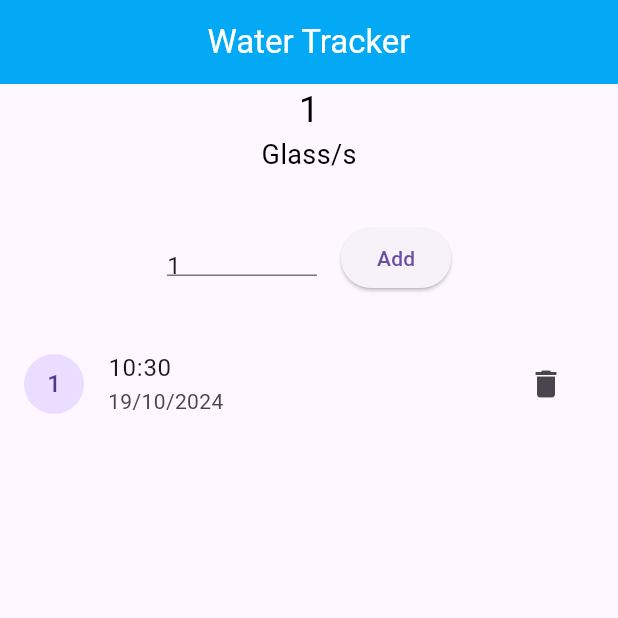
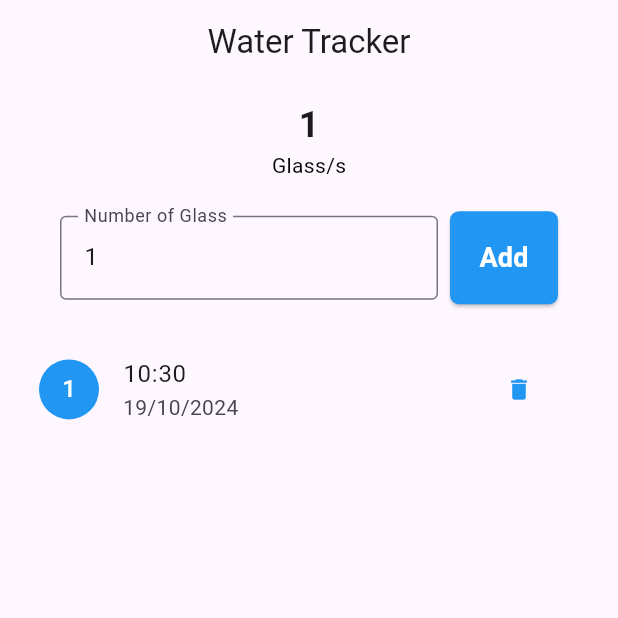
Before and after one commit to MehedisGits/FlutterDevJourneyWithOstad, a Flutter app: the screen it shows after launch, after a tap on "Add", on a phone screen of 412 x 824 dp, the top half of it. Run offline on Flutter 3.47's test engine with Material 3 defaults, Android fonts, the phone set to English and light mode, and no system bars.

Commit message:
Basic Water Tracker App

```diff
--- a/lib/app.dart
+++ b/lib/app.dart
@@ -6,7 +6,8 @@ class WaterTrackerApp extends StatelessWidget {
 
   @override
   Widget build(BuildContext context) {
-    return MaterialApp(
+    return const MaterialApp(
+      debugShowCheckedModeBanner: false,
       home: HomeScreen(),
     );
   }
--- a/lib/homeScreen.dart
+++ b/lib/homeScreen.dart
@@ -8,141 +8,160 @@ class HomeScreen extends StatefulWidget {
 }
 
 class _HomeScreenState extends State<HomeScreen> {
-  final TextEditingController _glassNoTEController =
+  final TextEditingController _glassNoTextEditingController =
       TextEditingController(text: '1');
+
   List<WaterTrack> waterTrackList = [];
 
   @override
   Widget build(BuildContext context) {
     return Scaffold(
       appBar: AppBar(
-        backgroundColor: Colors.lightBlue,
-        title: Text(
-          'Water Tracker',
-          style: TextStyle(color: Colors.white),
-        ),
+        title: const Text('Water Tracker'),
         centerTitle: true,
       ),
-      body: Center(
+      body: Padding(
+        padding: const EdgeInsets.all(10.0),
+        child: Center(
           child: Column(
-          crossAxisAlignment: CrossAxisAlignment.center,
             children: [
-            _buildWaterTrackCounter(),
-            Expanded(child: _buildWaterTrackListView())
+              _buildTopWidgets(),
+              const SizedBox(height: 10),
+              _buildWaterTrackList()
             ],
+          ),
         ),
       ),
     );
   }
 
-  ListView _buildWaterTrackListView() {
-    return ListView.separated(
+  Expanded _buildWaterTrackList() {
+    return Expanded(
+        flex: 80,
+        child: ListView.separated(
           itemCount: waterTrackList.length,
           itemBuilder: (context, index) {
-        WaterTrack waterTrack = waterTrackList[index];
+            final WaterTrack waterTrack = waterTrackList[index];
             return ListTile(
-          title:
-              Text('${waterTrack.dateTime.hour}:${waterTrack.dateTime.minute}'),
+              title: Text(
+                  '${waterTrack.dateTime.hour}:${waterTrack.dateTime.minute}'),
               subtitle: Text(
                   '${waterTrack.dateTime.day}/${waterTrack.dateTime.month}/${waterTrack.dateTime.year}'),
-          // Or remove this line if no date
               leading: CircleAvatar(
-            child: Text('${waterTrack.numOfGlass}'),
+                backgroundColor: Colors.blue,
+                child: Text('${waterTrack.noOfGlass}', style: const TextStyle(color: Colors.white),),
               ),
-          trailing: IconButton(
-              onPressed: () => _onTapDeleteBtn(index),
-              icon: Icon(Icons.delete)),
+              trailing: TextButton(
+                  onPressed: () {
+                    _onTapDeleteButton(index);
+                  },
+                  child: const Icon(Icons.delete, color: Colors.blue,)),
             );
           },
-      separatorBuilder: (context, index) {
-        return Divider();
-      },
-    );
+          separatorBuilder: (BuildContext context, int index) =>
+              const Divider(),
+        ));
   }
 
-  Widget _buildWaterTrackCounter() {
-    return Column(
+  Expanded _buildTopWidgets() {
+    return Expanded(
+      flex: 20,
+      child: Column(
+        mainAxisAlignment: MainAxisAlignment.center,
         children: [
           Text(
             getTotalGlassCount().toString(),
-          style: const TextStyle(fontSize: 24, color: Colors.black),
+            style: const TextStyle(fontSize: 24, fontWeight: FontWeight.bold),
           ),
           const Text(
-          'Glass/s',
-          style: TextStyle(fontSize: 18, color: Colors.black),
+            "Glass/s",
+            style: TextStyle(color: Colors.black),
           ),
           const SizedBox(
-          height: 16,
+            height: 10,
           ),
-        SizedBox(
-          height: 16,
-        ),
-        Row(
+          Expanded(
+            child: Padding(
+              padding: const EdgeInsets.symmetric(horizontal: 30),
+              child: Row(
                 mainAxisAlignment: MainAxisAlignment.center,
                 children: [
-            SizedBox(
-              height: 24,
-              width: 100,
-              child: TextField(
-                controller: _glassNoTEController,
+                  Expanded(
+                    flex: 70,
+                    child: TextFormField(
+                      controller: _glassNoTextEditingController,
+                      decoration: const InputDecoration(
+                          border: OutlineInputBorder(),
+                          label: Text('Number of Glass')),
                       keyboardType: TextInputType.number,
                     ),
                   ),
-            SizedBox(
-              width: 16,
+                  const SizedBox(
+                    width: 8,
                   ),
-            ElevatedButton(
-                onPressed: () {
-                  _addNewWaterTrack();
-                },
-                child: Text('Add')),
+                  Expanded(
+                    flex: 20,
+                    child: ElevatedButton(
+                      onPressed: _onTapAddNewWaterTrack,
+                      style: customButtonStyle(),
+                      child: const Text(
+                        'Add',
+                        style: TextStyle(
+                          color: Colors.white,
+                          fontSize: 18,
+                          fontWeight: FontWeight.bold,
+                        ),
+                      ),
+                    ),
+                  )
                 ],
               ),
-        SizedBox(
-          height: 24,
             ),
+          )
         ],
+      ),
     );
   }
 
   int getTotalGlassCount() {
     int counter = 0;
-    // Loops through the list and adds up all the glasses
     for (WaterTrack t in waterTrackList) {
-      counter += t.numOfGlass;
+      counter += t.noOfGlass;
     }
     return counter;
   }
 
-  void _addNewWaterTrack() {
-    // Ensures there's a default value of '1' glass if the input is empty
-    if (_glassNoTEController.text.isEmpty) {
-      _glassNoTEController.text = '1';
+  void _onTapAddNewWaterTrack() {
+    if (_glassNoTextEditingController.text.isEmpty) {
+      _glassNoTextEditingController.text = '1';
     }
-    // Tries to convert the text to an integer
-    final int numOfGlasses = int.tryParse(_glassNoTEController.text) ?? 1;
+    int noOfGlasses = int.tryParse(_glassNoTextEditingController.text) ?? 1;
 
-    // Creates a new water track entry with the current time
-    WaterTrack waterTrack = WaterTrack(
-      numOfGlass: numOfGlasses,
-      dateTime: DateTime.now(),
-    );
-
-    // Adds the entry to the list and updates the UI
-    setState(() {
+    WaterTrack waterTrack =
+        WaterTrack(noOfGlass: noOfGlasses, dateTime: DateTime.now());
     waterTrackList.add(waterTrack);
-    });
+    setState(() {});
   }
 
-  void _onTapDeleteBtn(int index) {
+  void _onTapDeleteButton(int index) {
     waterTrackList.removeAt(index);
     setState(() {});
+  }
+
+  ButtonStyle customButtonStyle() {
+    return ElevatedButton.styleFrom(
+      padding: const EdgeInsets.symmetric(vertical: 18, horizontal: 4),
+      backgroundColor: Colors.blue, // Button color
+      shape: RoundedRectangleBorder(
+        borderRadius: BorderRadius.circular(6), // Rounded corners
+      ),
+    );
   }
 }
 
 class WaterTrack {
-  final int numOfGlass;
+  final int noOfGlass;
   final DateTime dateTime;
 
-  WaterTrack({required this.numOfGlass, required this.dateTime});
+  WaterTrack({required this.noOfGlass, required this.dateTime});
 }
```
Lines whose indentation alone changed are shown as unchanged.
